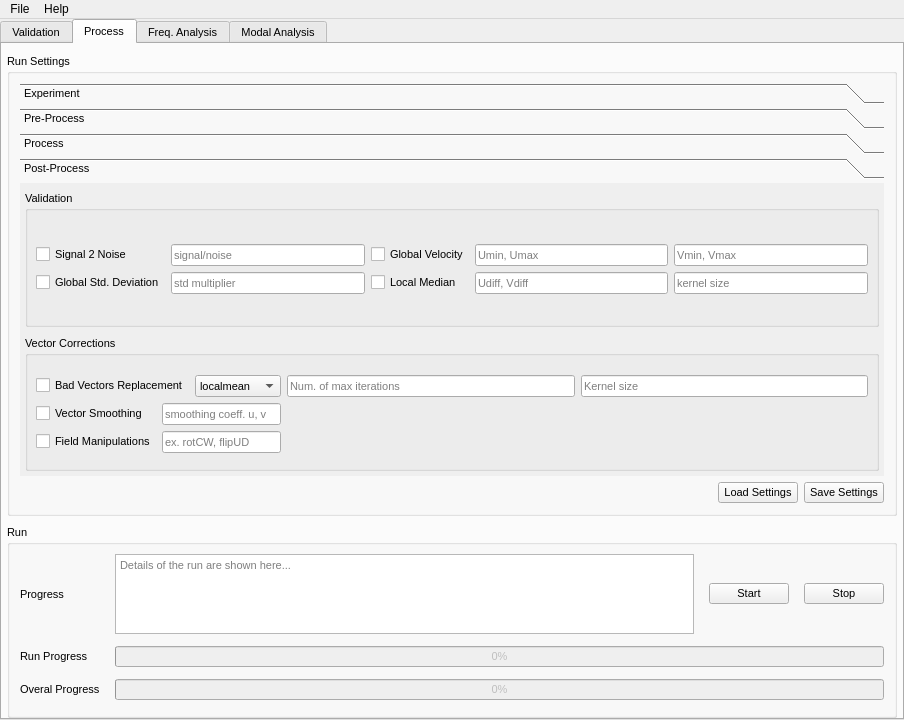
First picture: the form in openpiv/pouya/UI/Main_PIV.ui, repository pouya-m/openpiv-python, before the edit.
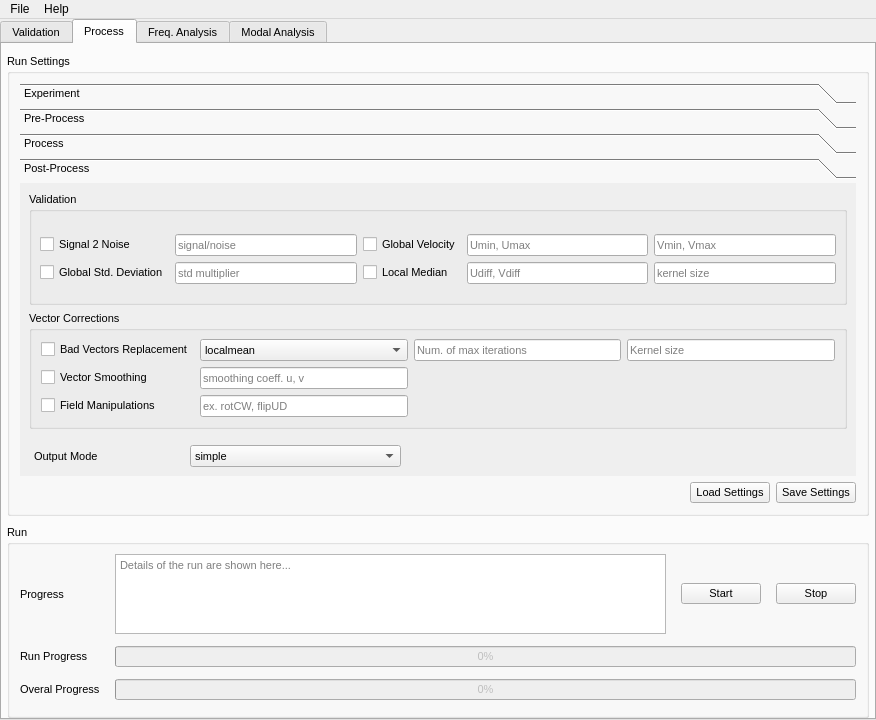
Second picture: the form after the edit. The open tabs and pages were chosen to show the change.

Commit message: extended output added to GUI

Diff of the .ui file:
```diff
--- a/openpiv/pouya/UI/Main_PIV.ui
+++ b/openpiv/pouya/UI/Main_PIV.ui
@@ -9,7 +9,7 @@
    <rect>
     <x>0</x>
     <y>0</y>
-    <width>904</width>
+    <width>876</width>
     <height>720</height>
    </rect>
   </property>
@@ -698,7 +698,10 @@
            <property name="bottomMargin">
             <number>10</number>
            </property>
-           <item row="1" column="0">
+           <property name="horizontalSpacing">
+            <number>6</number>
+           </property>
+           <item row="2" column="0">
             <spacer name="horizontalSpacer">
              <property name="orientation">
               <enum>Qt::Horizontal</enum>
@@ -711,14 +714,7 @@
              </property>
             </spacer>
            </item>
-           <item row="1" column="2">
-            <widget class="QPushButton" name="process_savesettings_PB">
-             <property name="text">
-              <string>Save Settings</string>
-             </property>
-            </widget>
-           </item>
-           <item row="1" column="1">
+           <item row="2" column="1">
             <widget class="QPushButton" name="process_loadsettings_PB">
              <property name="text">
               <string>Load Settings</string>
@@ -1151,29 +1147,14 @@
                <rect>
                 <x>0</x>
                 <y>0</y>
-                <width>840</width>
-                <height>250</height>
+                <width>838</width>
+                <height>302</height>
                </rect>
               </property>
               <attribute name="label">
                <string>Post-Process</string>
               </attribute>
               <layout class="QGridLayout" name="gridLayout_10">
-               <property name="leftMargin">
-                <number>5</number>
-               </property>
-               <property name="topMargin">
-                <number>8</number>
-               </property>
-               <property name="rightMargin">
-                <number>5</number>
-               </property>
-               <property name="bottomMargin">
-                <number>5</number>
-               </property>
-               <property name="verticalSpacing">
-                <number>9</number>
-               </property>
                <item row="0" column="0">
                 <widget class="QGroupBox" name="groupBox_9">
                  <property name="title">
@@ -1300,26 +1281,17 @@
                  </property>
                  <layout class="QGridLayout" name="gridLayout_23">
                   <property name="leftMargin">
-                   <number>8</number>
-                  </property>
-                  <property name="topMargin">
-                   <number>10</number>
-                  </property>
-                  <property name="rightMargin">
-                   <number>8</number>
-                  </property>
-                  <property name="bottomMargin">
-                   <number>5</number>
+                   <number>9</number>
                   </property>
                   <item row="0" column="0">
-                   <layout class="QGridLayout" name="gridLayout_24">
-                    <item row="1" column="0">
-                     <widget class="QCheckBox" name="pos_smoothing_CB">
+                   <layout class="QGridLayout" name="gridLayout_6">
+                    <item row="0" column="0" colspan="2">
+                     <widget class="QCheckBox" name="pos_badvector_CB">
                       <property name="enabled">
                        <bool>true</bool>
                       </property>
                       <property name="text">
-                       <string>Vector Smoothing</string>
+                       <string>Bad Vectors Replacement</string>
                       </property>
                      </widget>
                     </item>
@@ -1332,6 +1304,12 @@
                     </item>
                     <item row="0" column="2">
                      <widget class="QComboBox" name="pos_bv_method_CB">
+                      <property name="sizePolicy">
+                       <sizepolicy hsizetype="Expanding" vsizetype="Fixed">
+                        <horstretch>0</horstretch>
+                        <verstretch>0</verstretch>
+                       </sizepolicy>
+                      </property>
                       <item>
                        <property name="text">
                         <string>localmean</string>
@@ -1356,49 +1334,133 @@
                       </property>
                      </widget>
                     </item>
-                    <item row="0" column="0" colspan="2">
-                     <widget class="QCheckBox" name="pos_badvector_CB">
-                      <property name="enabled">
-                       <bool>true</bool>
-                      </property>
-                      <property name="text">
-                       <string>Bad Vectors Replacement</string>
-                      </property>
-                     </widget>
-                    </item>
-                    <item row="1" column="1" colspan="2">
+                    <item row="1" column="2">
                      <widget class="QLineEdit" name="pos_smth_factor_LE">
                       <property name="placeholderText">
                        <string>smoothing coeff. u, v</string>
                       </property>
                      </widget>
                     </item>
-                    <item row="2" column="0">
-                     <widget class="QCheckBox" name="pos_fieldmanip_CB">
+                    <item row="1" column="0" colspan="2">
+                     <widget class="QCheckBox" name="pos_smoothing_CB">
                       <property name="enabled">
                        <bool>true</bool>
                       </property>
+                      <property name="sizePolicy">
+                       <sizepolicy hsizetype="Minimum" vsizetype="Fixed">
+                        <horstretch>0</horstretch>
+                        <verstretch>0</verstretch>
+                       </sizepolicy>
+                      </property>
                       <property name="text">
-                       <string>Field Manipulations</string>
+                       <string>Vector Smoothing</string>
                       </property>
                      </widget>
                     </item>
-                    <item row="2" column="1" colspan="2">
+                    <item row="2" column="2">
                      <widget class="QLineEdit" name="pos_fm_LE">
                       <property name="placeholderText">
                        <string>ex. rotCW, flipUD</string>
                       </property>
                      </widget>
                     </item>
+                    <item row="2" column="0" colspan="2">
+                     <widget class="QCheckBox" name="pos_fieldmanip_CB">
+                      <property name="enabled">
+                       <bool>true</bool>
+                      </property>
+                      <property name="text">
+                       <string>Field Manipulations</string>
+                      </property>
+                     </widget>
+                    </item>
                    </layout>
                   </item>
                  </layout>
                 </widget>
                </item>
+               <item row="2" column="0">
+                <layout class="QHBoxLayout" name="horizontalLayout_3" stretch="0,1,2">
+                 <property name="spacing">
+                  <number>6</number>
+                 </property>
+                 <property name="sizeConstraint">
+                  <enum>QLayout::SetDefaultConstraint</enum>
+                 </property>
+                 <property name="leftMargin">
+                  <number>5</number>
+                 </property>
+                 <property name="topMargin">
+                  <number>10</number>
+                 </property>
+                 <property name="rightMargin">
+                  <number>25</number>
+                 </property>
+                 <item>
+                  <widget class="QLabel" name="label_15">
+                   <property name="sizePolicy">
+                    <sizepolicy hsizetype="Minimum" vsizetype="Preferred">
+                     <horstretch>0</horstretch>
+                     <verstretch>0</verstretch>
+                    </sizepolicy>
+                   </property>
+                   <property name="minimumSize">
+                    <size>
+                     <width>150</width>
+                     <height>0</height>
+                    </size>
+                   </property>
+                   <property name="text">
+                    <string>Output Mode</string>
+                   </property>
+                   <property name="alignment">
+                    <set>Qt::AlignLeading|Qt::AlignLeft|Qt::AlignVCenter</set>
+                   </property>
+                  </widget>
+                 </item>
+                 <item>
+                  <widget class="QComboBox" name="pos_output_CB">
+                   <item>
+                    <property name="text">
+                     <string>simple</string>
+                    </property>
+                   </item>
+                   <item>
+                    <property name="text">
+                     <string>extended</string>
+                    </property>
+                   </item>
+                  </widget>
+                 </item>
+                 <item>
+                  <spacer name="horizontalSpacer_2">
+                   <property name="orientation">
+                    <enum>Qt::Horizontal</enum>
+                   </property>
+                   <property name="sizeType">
+                    <enum>QSizePolicy::Preferred</enum>
+                   </property>
+                   <property name="sizeHint" stdset="0">
+                    <size>
+                     <width>40</width>
+                     <height>20</height>
+                    </size>
+                   </property>
+                  </spacer>
+                 </item>
+                </layout>
+               </item>
               </layout>
              </widget>
             </widget>
            </item>
+           <item row="2" column="2">
+            <widget class="QPushButton" name="process_savesettings_PB">
+             <property name="text">
+              <string>Save Settings</string>
+             </property>
+            </widget>
+           </item>
           </layout>
          </widget>
         </item>
@@ -1459,8 +1521,8 @@
     <rect>
      <x>0</x>
      <y>0</y>
-     <width>904</width>
-     <height>31</height>
+     <width>876</width>
+     <height>21</height>
     </rect>
    </property>
    <widget class="QMenu" name="menuFile">
```
Left out of the diff: 370 changed lines with no effect on the pictures. The commit also changes 5 other files.
